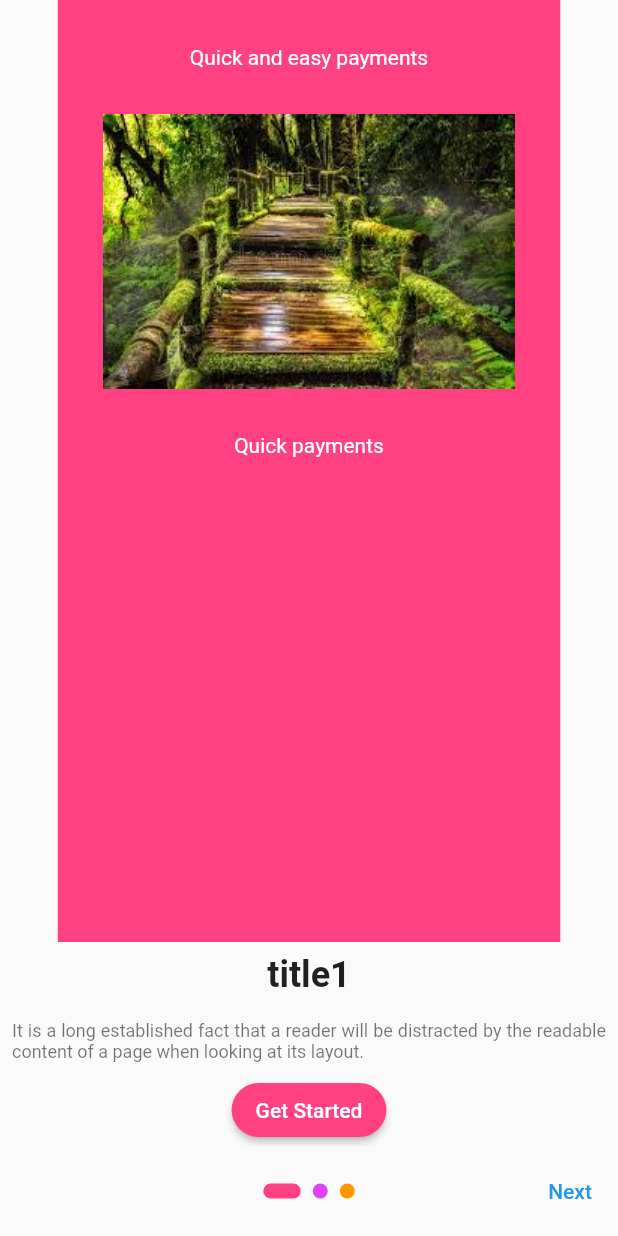
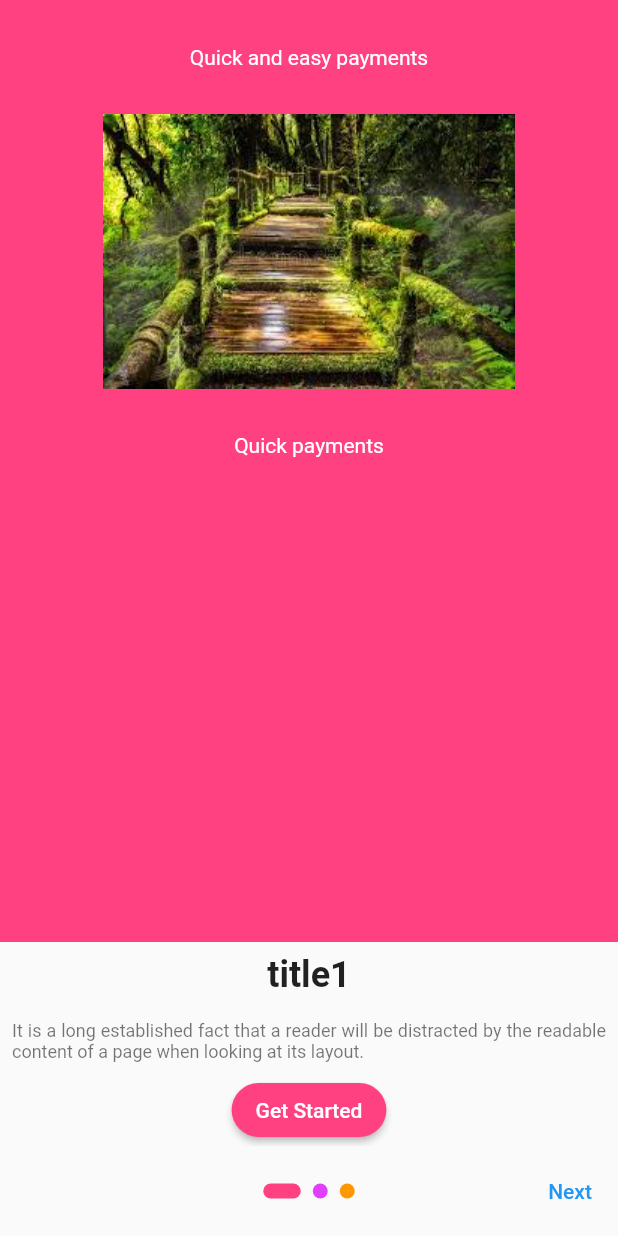
Before and after one commit to MahikaJainDev/onboarding-demo, a Flutter app: the Style1 screen opened directly, on a phone screen of 412 x 824 dp. Run offline on Flutter 3.47's test engine with Material 2 defaults, Android fonts, the light colour scheme and no system bars; drawn by our look-alikes of carousel_slider.

Commit message:
starting with onboarding screens

```diff
--- a/lib/style1.dart
+++ b/lib/style1.dart
@@ -37,9 +37,11 @@ class _Style1State extends State<Style1> {
                 onPageChanged: (int newIndex, reason) => setState(() => index = newIndex)
               ),
               items: slideList.map((i) => Column(
+             //   crossAxisAlignment: CrossAxisAlignment.stretch,
                 children: [
                   Expanded(
                     child: Container(
+                      width: MediaQuery.of(context).size.width,
                       color: i.color!,
                       child: Column(
                         children: [
@@ -73,11 +75,13 @@ class _Style1State extends State<Style1> {
                   ),
                   Padding(
                     padding: const EdgeInsets.all(8.0),
-                    child: Text(
-                      i.heading!,
-                      style: Theme.of(context).textTheme.headline5?.copyWith(
-                        fontWeight: FontWeight.bold
-                      )
+                    child: Center(
+                      child: Text(
+                        i.heading!,
+                        style: Theme.of(context).textTheme.headline5?.copyWith(
+                          fontWeight: FontWeight.bold
+                        )
+                      ),
                     ),
                   ),
                   Padding(
@@ -89,6 +93,7 @@ class _Style1State extends State<Style1> {
                     ),
                   ),
                   MaterialButton(
+                    minWidth: 50.0,
                     child: const Text(
                       'Get Started'
                     ),
```
